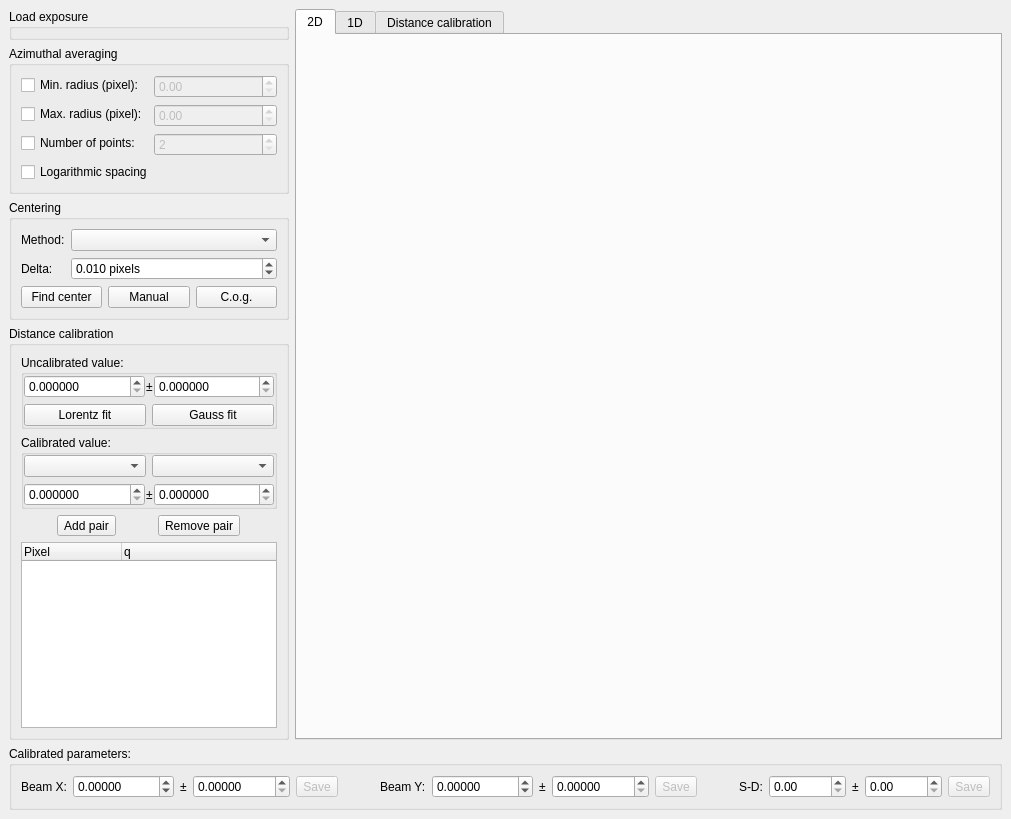
This is cct/qtgui2/setup/calibration/calibration.ui in awacha/cct as Qt 5 draws it before an edit. The edited form follows.
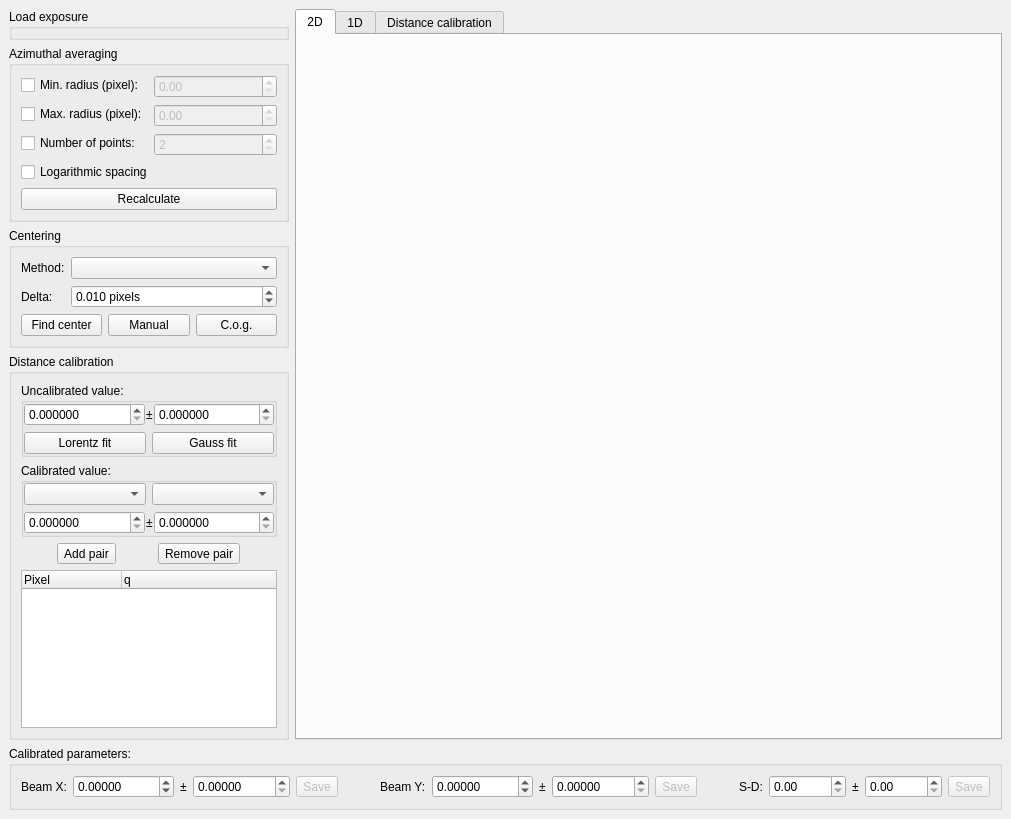
This is the edited form. Icons and pictures are not drawn.

Commit message: Adding recalculate button in the calibration UI

```diff
--- a/cct/qtgui2/setup/calibration/calibration.ui
+++ b/cct/qtgui2/setup/calibration/calibration.ui
@@ -127,6 +127,19 @@
              </property>
             </widget>
            </item>
+           <item row="4" column="0" colspan="2">
+            <widget class="QPushButton" name="recalculateRadialCurvePushButton">
+             <property name="toolTip">
+              <string>Recalculate the radial scattering curve with the new abscissa</string>
+             </property>
+             <property name="text">
+              <string>Recalculate</string>
+             </property>
+             <property name="icon">
+              <iconset theme="view-refresh"/>
+             </property>
+            </widget>
+           </item>
           </layout>
          </widget>
         </item>
```
Left out of the diff: 4 changed lines with no effect on the pictures. The commit also changes 1 other file.
